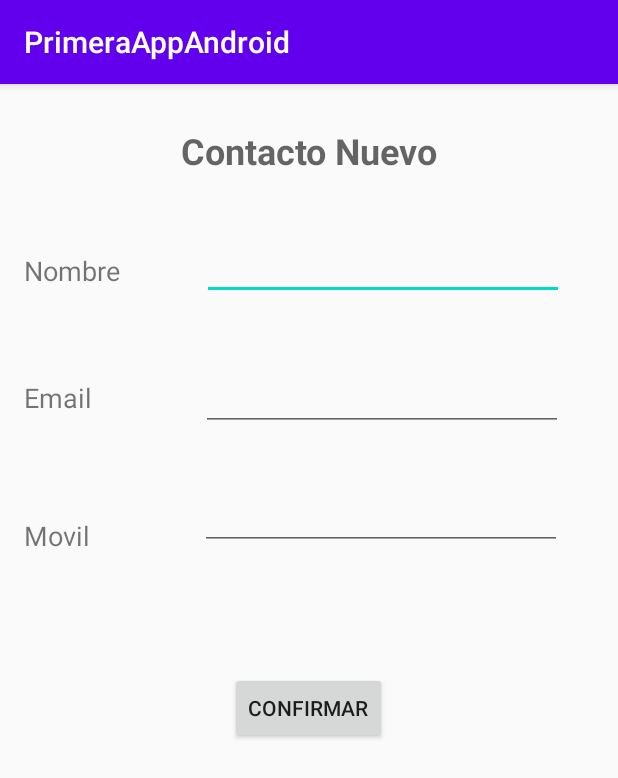
After one commit to DiegoS3/PrimeraAppAndroid, an Android app: the AddFriendActivity screen opened directly, with no data from a screen before it, on a phone screen of 412 x 824 dp. The commit adds this screen. Shown: the top 778 px of the screen. Run offline under Robolectric (Android 15) with nearby library versions, the phone set to English and light mode, and no system bars.

Commit message:
Estructura y Funcionalidad AddFriendActivity

```diff
--- /dev/null
+++ b/app/src/main/res/layout/activity_add_friend.xml
@@ -0,0 +1,83 @@
+<?xml version="1.0" encoding="utf-8"?>
+<androidx.constraintlayout.widget.ConstraintLayout
+        xmlns:android="http://schemas.android.com/apk/res/android"
+        xmlns:tools="http://schemas.android.com/tools"
+        xmlns:app="http://schemas.android.com/apk/res-auto"
+        android:layout_width="match_parent"
+        android:layout_height="match_parent"
+        tools:context=".AddFriendActivity">
+
+    <EditText
+            android:layout_width="241dp"
+            android:layout_height="43dp"
+            android:inputType="textPersonName"
+            android:gravity="start|top"
+            android:ems="10"
+            android:id="@+id/contactEditTextName"
+            android:singleLine="true" android:layout_marginTop="40dp"
+            app:layout_constraintTop_toBottomOf="@+id/contactTextTitulo" android:layout_marginEnd="36dp"
+            app:layout_constraintEnd_toEndOf="parent"
+            android:layout_marginStart="54dp" app:layout_constraintStart_toEndOf="@+id/contactTextName"/>
+    <EditText
+            android:layout_width="241dp"
+            android:layout_height="43dp"
+            android:inputType="textEmailAddress"
+            android:gravity="start|top"
+            android:ems="10"
+            android:id="@+id/contactEditTextEmail"
+            android:singleLine="true"
+            android:layout_marginTop="44dp"
+            app:layout_constraintTop_toBottomOf="@+id/contactEditTextName"
+            android:layout_marginStart="73dp" app:layout_constraintStart_toEndOf="@+id/contactTextEmail"
+            android:layout_marginEnd="38dp" app:layout_constraintEnd_toEndOf="parent"/>
+    <EditText
+            android:layout_width="241dp"
+            android:layout_height="43dp"
+            android:inputType="number"
+            android:gravity="start|top"
+            android:ems="10"
+            android:id="@+id/contactEditTextPhone"
+            android:singleLine="true"
+            android:layout_marginTop="36dp"
+            app:layout_constraintTop_toBottomOf="@+id/contactEditTextEmail"
+            android:layout_marginEnd="38dp" app:layout_constraintEnd_toEndOf="parent" android:layout_marginStart="73dp"
+            app:layout_constraintStart_toEndOf="@+id/contactTextPhone"/>
+    <TextView
+            android:text="@string/contactoNuevo"
+            android:layout_width="wrap_content"
+            android:layout_height="wrap_content" android:id="@+id/contactTextTitulo"
+            app:layout_constraintTop_toTopOf="parent"
+            android:layout_marginTop="28dp" android:textSize="24sp" android:layout_marginEnd="120dp"
+            app:layout_constraintEnd_toEndOf="parent" app:layout_constraintStart_toStartOf="parent"
+            android:layout_marginStart="120dp" android:textAppearance="@style/TextAppearance.AppCompat.Display1"
+            android:textStyle="bold"/>
+    <TextView
+            android:text="@string/contactoName"
+            android:layout_width="wrap_content"
+            android:layout_height="wrap_content" android:id="@+id/contactTextName"
+            android:textSize="18sp"
+            app:layout_constraintTop_toTopOf="parent" android:layout_marginTop="112dp"
+            app:layout_constraintStart_toStartOf="parent" android:layout_marginStart="16dp"/>
+    <TextView
+            android:text="@string/contactoEmail"
+            android:layout_width="wrap_content"
+            android:layout_height="wrap_content" android:id="@+id/contactTextEmail"
+            android:textSize="18sp"
+            app:layout_constraintStart_toStartOf="parent" android:layout_marginStart="16dp"
+            android:layout_marginTop="60dp" app:layout_constraintTop_toBottomOf="@+id/contactTextName"/>
+    <TextView
+            android:text="@string/contactoPhone"
+            android:layout_width="wrap_content"
+            android:layout_height="wrap_content" android:id="@+id/contactTextPhone"
+            android:textSize="18sp"
+            app:layout_constraintStart_toStartOf="parent"
+            android:layout_marginStart="16dp"
+            android:layout_marginTop="67dp" app:layout_constraintTop_toBottomOf="@+id/contactTextEmail"/>
+    <Button
+            android:text="@string/btnConfirmar"
+            android:layout_width="wrap_content"
+            android:layout_height="wrap_content" android:id="@+id/contactBtnConfirmar"
+            app:layout_constraintStart_toStartOf="parent" android:layout_marginStart="161dp"
+            android:layout_marginEnd="162dp" app:layout_constraintEnd_toEndOf="parent" android:layout_marginTop="81dp"
+            app:layout_constraintTop_toBottomOf="@+id/contactEditTextPhone"/>
+</androidx.constraintlayout.widget.ConstraintLayout>
--- a/app/src/main/res/values/strings.xml
+++ b/app/src/main/res/values/strings.xml
@@ -11,6 +11,15 @@
     <string name="menuAddFriend">Añadir Amigo</string>
     <string name="portada">Programación Multimedia y Dispositivos Móviles</string>
     <string name="acercaDe">Aplicación realizada por Diego Sánchez para la asignatura de Programación Multimedia
-        y Dispositivos Móviles</string>
+        y Dispositivos Móviles
+    </string>
     <string name="redes">Redes Sociales</string>
+    <string name="confirmarNota">Su nota se ha creado con exito</string>
+    <string name="confirmarNotaNull">Su nota no se ha podido crear</string>
+    <string name="contactoName">Nombre</string>
+    <string name="contactoEmail">Email</string>
+    <string name="contactoPhone">Movil</string>
+    <string name="contactoNuevo">Contacto Nuevo</string>
+    <string name="mailNoValido">Escribe un Email válido</string>
+    <string name="rellenarCampos">Debes rellenar todos los campos</string>
 </resources>
```
Also changed, not shown: app/src/main/AndroidManifest.xml (+14 -3 lines), app/src/main/java/android/com/diego/primeraappandroid/AddFriendActivity.kt (added, +51 -0 lines), app/src/main/java/android/com/diego/primeraappandroid/MainActivity.kt (+9 -1 lines).
